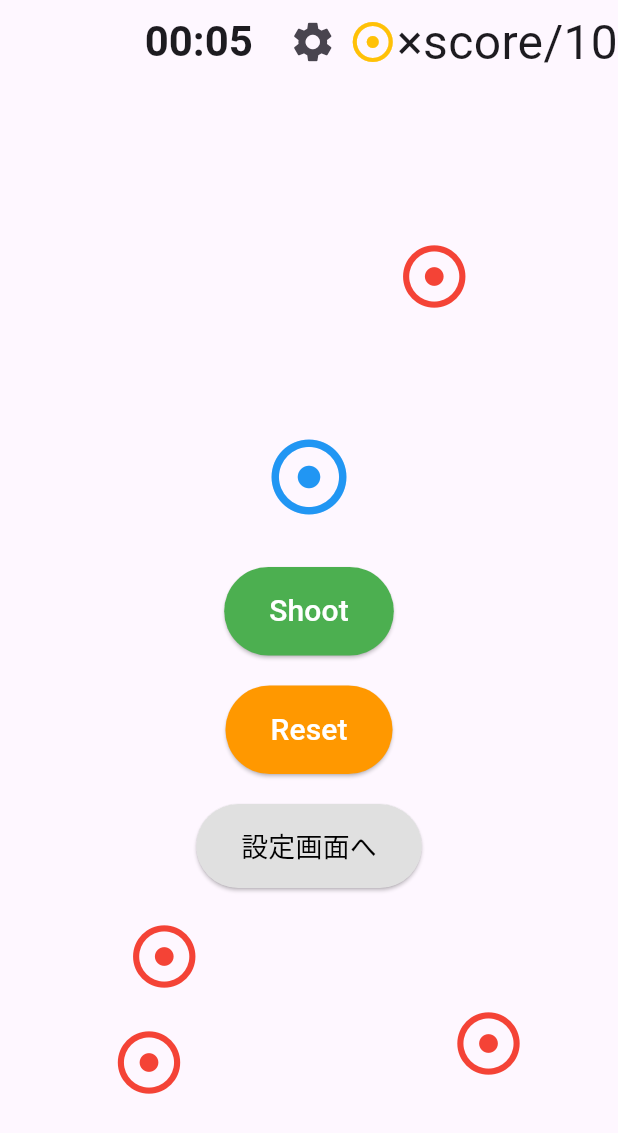
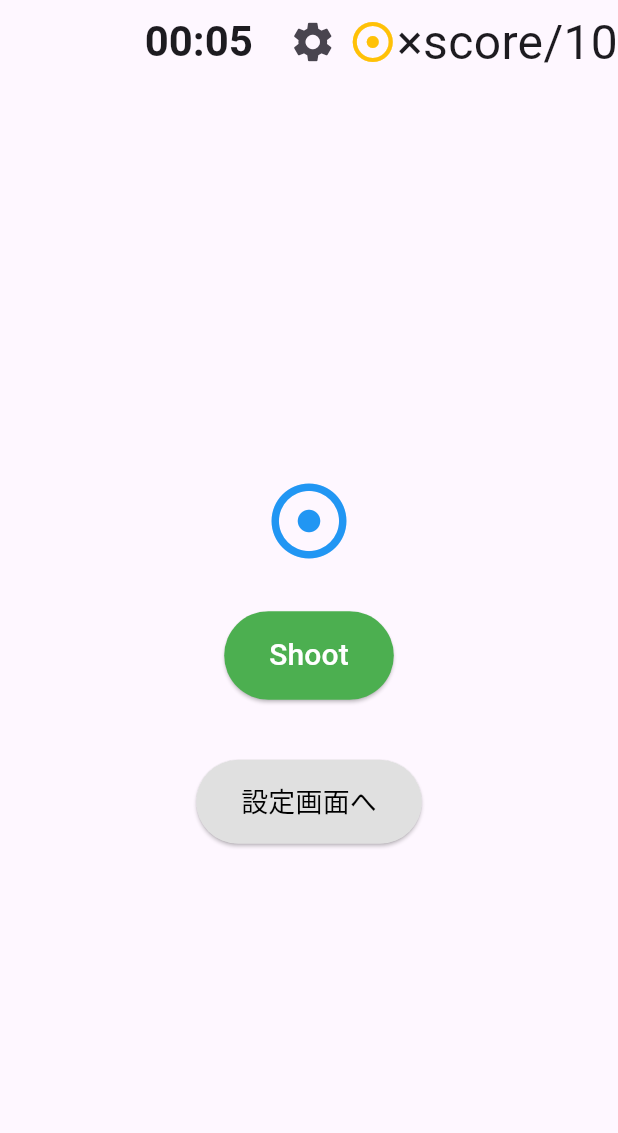
Before and after one commit to tanakacha/flutter_jr_hackathon, a Flutter app: the screen it shows after launch, on a phone screen of 412 x 824 dp. Shown: the top 1133 px of the screen. Run offline on Flutter 3.47's test engine with Material 3 defaults, Android fonts, the light colour scheme and no system bars; our stand-ins replace flutter_datetime_picker_plus, flutter_local_notifications, gap, go_router, permission_handler, sensors_plus and 1 more; missing offline and left inert: alarm, three_js, three_js_geometry, three_js_objects.

Commit message:
ブランチ切り替え

```diff
--- a/lib/scenes/game/game_screen.dart
+++ b/lib/scenes/game/game_screen.dart
@@ -72,19 +72,16 @@ class _GameScreenState extends State<GameScreen> {
         ),
         body: Stack(
           children: [
-            ...gyroController.targets.map((target) => TargetWidget(
-                  x: target.dx,
-                  y: target.dy,
-                )),
+            // ...gyroController.targets.map((target) => TargetWidget(
+            //       x: target.dx,
+            //       y: target.dy,
+            //     )),
             // 的ウィジェット
             Center(
               child: Column(
                 mainAxisAlignment: MainAxisAlignment.center,
                 children: [
-                  // const Text('Gyroscope values:'),
-                  // Text('x: ${gyroController.x.toStringAsFixed(2)}'),
-                  // Text('y: ${gyroController.y.toStringAsFixed(2)}'),
-                  // Text('z: ${gyroController.z.toStringAsFixed(2)}'),
+
                   const Icon(Icons.adjust, size: 60, color: Colors.blue),
                   const SizedBox(height: 30),
 
@@ -105,18 +102,18 @@ class _GameScreenState extends State<GameScreen> {
                   const SizedBox(height: 20),
 
                   // Resetボタン
-                  ElevatedButton(
-                    onPressed: () {},
-                    style: ElevatedButton.styleFrom(
-                      backgroundColor: Colors.orange,
-                      padding: const EdgeInsets.symmetric(
-                          horizontal: 30, vertical: 15),
-                    ),
-                    child: const Text(
-                      'Reset',
-                      style: TextStyle(fontSize: 20, color: Colors.white),
-                    ),
-                  ),
+                  // ElevatedButton(
+                  //   onPressed: () {},
+                  //   style: ElevatedButton.styleFrom(
+                  //     backgroundColor: Colors.orange,
+                  //     padding: const EdgeInsets.symmetric(
+                  //         horizontal: 30, vertical: 15),
+                  //   ),
+                  //   child: const Text(
+                  //     'Reset',
+                  //     style: TextStyle(fontSize: 20, color: Colors.white),
+                  //   ),
+                  // ),
 
                   const SizedBox(height: 20),
 
```
Also changed, not shown: pubspec.lock, 3 other files.
